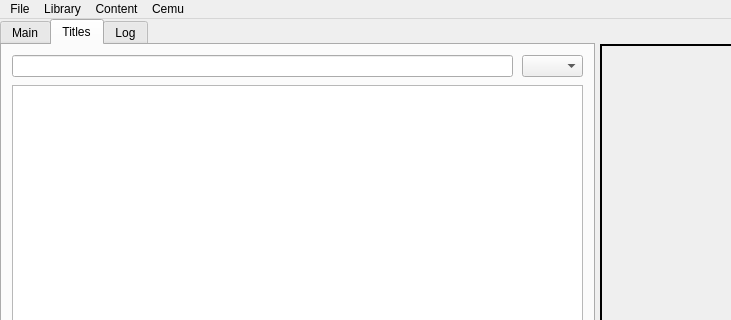
This is mainwindow.ui in Chrono136/Maple-Tree as Qt 5 draws it before an edit; both pictures show x 0 to 731 and y 0 to 320 of the 882 by 510 pixel window. The edited form follows.
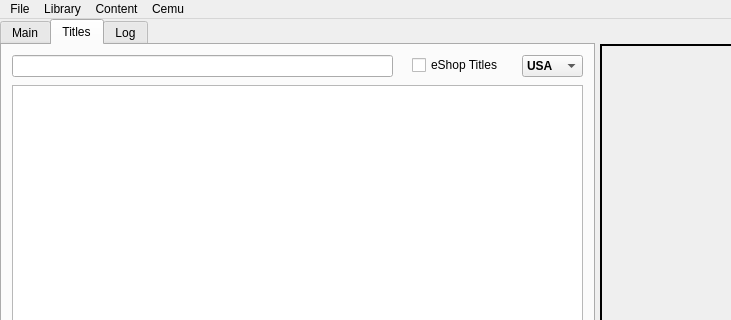
This is the edited form. The open tabs and pages were chosen to show the change.

Patch:
```diff
--- a/mainwindow.ui
+++ b/mainwindow.ui
@@ -77,7 +77,7 @@
        <rect>
         <x>10</x>
         <y>10</y>
-        <width>501</width>
+        <width>381</width>
         <height>22</height>
        </rect>
       </property>
@@ -114,7 +114,7 @@
        </font>
       </property>
       <property name="currentIndex">
-       <number>0</number>
+       <number>1</number>
       </property>
       <property name="maxCount">
        <number>10</number>
@@ -146,6 +146,19 @@
        </property>
       </item>
      </widget>
+     <widget class="QCheckBox" name="checkBoxEShopTitles">
+      <property name="geometry">
+       <rect>
+        <x>410</x>
+        <y>10</y>
+        <width>101</width>
+        <height>20</height>
+       </rect>
+      </property>
+      <property name="text">
+       <string>eShop Titles</string>
+      </property>
+     </widget>
     </widget>
     <widget class="QWidget" name="tab_2">
      <attribute name="title">
```
Left out of the diff: 3 changed lines with no effect on the pictures.
